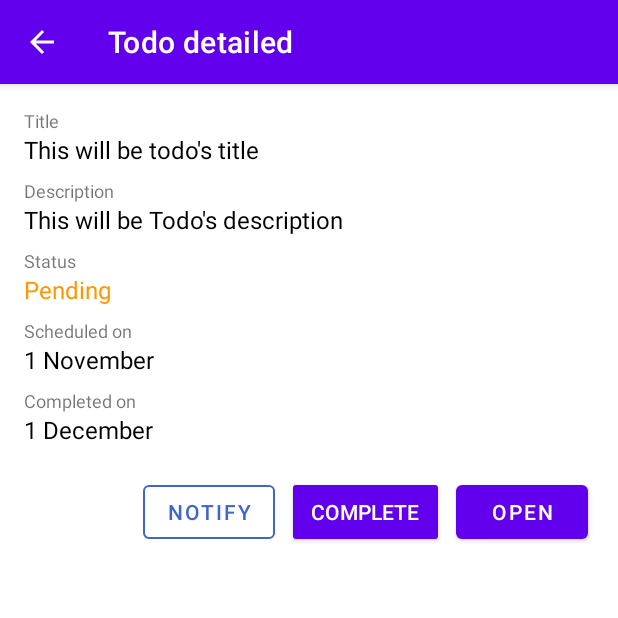
After one commit to fayaz07/Todo, an Android app: the TodoDetailedActivity screen opened directly, with no data from a screen before it, on a phone screen of 412 x 824 dp, the top half of it. The commit adds this screen. Run offline under Robolectric (Android 15) with nearby library versions, the phone set to English and light mode, and no system bars; our stand-ins replace data binding; 7 statements that could not run were skipped.

Commit message:
added basic todo list display and status update model

```diff
--- a/app/build.gradle
+++ b/app/build.gradle
@@ -9,7 +9,7 @@ android {
 
     defaultConfig {
         applicationId "me.fayaz07.todo"
-        minSdkVersion 22
+        minSdkVersion 23
         targetSdkVersion 30
         versionCode 1
         versionName "1.0"
--- a/app/src/main/AndroidManifest.xml
+++ b/app/src/main/AndroidManifest.xml
@@ -9,7 +9,8 @@
         android:roundIcon="@mipmap/ic_launcher_round"
         android:supportsRtl="true"
         android:theme="@style/Theme.Todo">
-        <activity android:name=".ui.add_todo.AddTodoActivity"></activity>
+        <activity android:name=".ui.todo_detailed.TodoDetailedActivity"></activity>
+        <activity android:name=".ui.add_todo.AddTodoActivity" />
         <activity android:name=".ui.home.HomeActivity" />
         <activity android:name=".SplashActivity">
             <intent-filter>
--- a/app/src/main/java/me/fayaz07/todo/ui/add_todo/AddTodoViewModel.kt
+++ b/app/src/main/java/me/fayaz07/todo/ui/add_todo/AddTodoViewModel.kt
@@ -3,7 +3,6 @@ package me.fayaz07.todo.ui.add_todo
 import android.app.DatePickerDialog
 import android.content.Context
 import androidx.lifecycle.ViewModel
-import me.fayaz07.todo.models.TodoTask
 import me.fayaz07.todo.repository.TodoRepository
 import java.text.SimpleDateFormat
 import java.util.*
@@ -24,7 +23,7 @@ class AddTodoViewModel : ViewModel() {
     fun addNewTodo(title: String, description: String) {
         val string = "$selectedDay-$selectedMonth-$selectedYear"
         val date: Date = SimpleDateFormat("dd-MM-yyyy").parse(string)
-        TodoRepository.addTodo(TodoTask(title = title, description = description, date))
+        TodoRepository.addTodo(title = title, description = description, dueOn = date)
     }
 
     fun showDatePicker(context: Context, listener: DatePickerDialog.OnDateSetListener) {
--- /dev/null
+++ b/app/src/main/java/me/fayaz07/todo/ui/todo_detailed/TodoDetailedActivity.kt
@@ -0,0 +1,58 @@
+package me.fayaz07.todo.ui.todo_detailed
+
+import androidx.appcompat.app.AppCompatActivity
+import android.os.Bundle
+import android.util.Log
+import androidx.core.content.ContextCompat
+import androidx.databinding.DataBindingUtil
+import androidx.lifecycle.ViewModelProvider
+import me.fayaz07.todo.R
+import me.fayaz07.todo.databinding.ActivityTodoDetailedBinding
+import me.fayaz07.todo.models.TodoTask
+import me.fayaz07.todo.models.TodoTaskStatus
+import me.fayaz07.todo.repository.TodoRepository
+
+class TodoDetailedActivity : AppCompatActivity() {
+
+    lateinit var todoTask: TodoTask
+    lateinit var binding: ActivityTodoDetailedBinding
+    lateinit var viewModel: TodoDetailedViewModel
+
+    override fun onCreate(savedInstanceState: Bundle?) {
+        super.onCreate(savedInstanceState)
+        binding = DataBindingUtil.setContentView(this, R.layout.activity_todo_detailed)
+
+        supportActionBar?.title = "Todo detailed"
+        supportActionBar?.setDisplayHomeAsUpEnabled(true)
+
+        val id: Int = intent.getIntExtra("todoId", 0)
+        todoTask = TodoRepository.getTodoById(id)
+        Log.d("todo-task", todoTask.title)
+
+        viewModel = ViewModelProvider(this).get(TodoDetailedViewModel::class.java)
+
+        // set values
+        binding.todoTitle.text = todoTask.title
+        binding.todoDescription.text = todoTask.description
+        binding.todoStatus.text = todoTask.status.name
+
+        when (todoTask.status) {
+            TodoTaskStatus.Pending -> binding.todoStatus.setTextColor(
+                ContextCompat.getColor(this, R.color.todo_pending)
+            )
+            TodoTaskStatus.Completed -> binding.todoStatus.setTextColor(
+                ContextCompat.getColor(this, R.color.todo_done)
+            )
+            TodoTaskStatus.Lagging -> binding.todoStatus.setTextColor(
+                ContextCompat.getColor(
+                    this, R.color.todo_due
+                )
+            )
+        }
+    }
+
+    override fun onSupportNavigateUp(): Boolean {
+        finish()
+        return true
+    }
+}
--- /dev/null
+++ b/app/src/main/java/me/fayaz07/todo/ui/todo_detailed/TodoDetailedViewModel.kt
@@ -0,0 +1,13 @@
+package me.fayaz07.todo.ui.todo_detailed
+
+import androidx.lifecycle.ViewModel
+import me.fayaz07.todo.models.TodoTask
+import me.fayaz07.todo.repository.TodoRepository
+
+class TodoDetailedViewModel : ViewModel() {
+
+    fun markToDoAsCompleted(todoTask: TodoTask) {
+//        TodoRepository.markItemAsDone(todoTask, true)
+    }
+
+}
--- /dev/null
+++ b/app/src/main/res/layout/activity_todo_detailed.xml
@@ -0,0 +1,136 @@
+<?xml version="1.0" encoding="utf-8"?>
+
+<layout xmlns:android="http://schemas.android.com/apk/res/android"
+    xmlns:app="http://schemas.android.com/apk/res-auto"
+    xmlns:tools="http://schemas.android.com/tools">
+
+    <androidx.constraintlayout.widget.ConstraintLayout
+        android:layout_width="match_parent"
+        android:layout_height="match_parent"
+        tools:context=".ui.todo_detailed.TodoDetailedActivity">
+
+        <ScrollView
+            android:layout_width="match_parent"
+            android:layout_height="match_parent"
+            tools:layout_editor_absoluteX="90dp"
+            tools:layout_editor_absoluteY="296dp">
+
+            <LinearLayout
+                android:layout_width="match_parent"
+                android:layout_height="wrap_content"
+                android:layout_margin="16dp"
+                android:orientation="vertical">
+
+                <TextView
+                    android:layout_width="match_parent"
+                    android:layout_height="wrap_content"
+                    android:text="Title"
+                    android:textSize="12dp" />
+
+                <TextView
+                    android:id="@+id/todoTitle"
+                    android:layout_width="match_parent"
+                    android:layout_height="wrap_content"
+                    android:text="This will be todo\'s title"
+                    android:textColor="@color/black"
+                    android:textSize="16dp" />
+
+                <TextView
+                    android:layout_width="match_parent"
+                    android:layout_height="wrap_content"
+                    android:paddingTop="8dp"
+                    android:text="Description"
+                    android:textSize="12dp" />
+
+                <TextView
+                    android:id="@+id/todoDescription"
+                    android:layout_width="match_parent"
+                    android:layout_height="wrap_content"
+                    android:text="This will be Todo\'s description"
+                    android:textColor="@color/black"
+                    android:textSize="16dp" />
+
+                <TextView
+                    android:layout_width="match_parent"
+                    android:layout_height="wrap_content"
+                    android:paddingTop="8dp"
+                    android:text="Status"
+                    android:textSize="12dp" />
+
+                <TextView
+                    android:id="@+id/todoStatus"
+                    android:layout_width="match_parent"
+                    android:layout_height="wrap_content"
+                    android:text="Pending"
+                    android:textColor="#FF9800"
+                    android:textSize="16dp" />
+
+                <TextView
+                    android:layout_width="match_parent"
+                    android:layout_height="wrap_content"
+                    android:paddingTop="8dp"
+                    android:text="Scheduled on"
+                    android:textSize="12dp" />
+
+                <TextView
+                    android:id="@+id/todoScheduledOn"
+                    android:layout_width="match_parent"
+                    android:layout_height="wrap_content"
+                    android:text="1 November"
+                    android:textColor="@color/black"
+                    android:textSize="16dp" />
+
+                <TextView
+                    android:layout_width="match_parent"
+                    android:layout_height="wrap_content"
+                    android:paddingTop="8dp"
+                    android:text="Completed on"
+                    android:textSize="12dp" />
+
+                <TextView
+                    android:id="@+id/todoCompletedOn"
+                    android:layout_width="match_parent"
+                    android:layout_height="wrap_content"
+                    android:text="1 December"
+                    android:textColor="@color/black"
+                    android:textSize="16dp" />
+
+                <LinearLayout
+                    android:layout_width="match_parent"
+                    android:layout_height="wrap_content"
+                    android:layout_marginTop="16dp"
+                    android:gravity="end"
+                    android:orientation="horizontal">
+
+                    <com.google.android.material.button.MaterialButton
+                        android:id="@+id/notifyTodo"
+                        style="@style/Widget.MaterialComponents.Button.OutlinedButton"
+                        android:layout_width="wrap_content"
+                        android:layout_height="wrap_content"
+                        android:layout_margin="4dp"
+                        android:text="notify"
+                        android:textColor="#3E66CC"
+                        app:strokeColor="#3E66CC" />
+
+                    <com.google.android.material.button.MaterialButton
+                        android:id="@+id/completeTodo"
+                        style="@style/Widget.AppCompat.Button"
+                        android:layout_width="wrap_content"
+                        android:layout_height="wrap_content"
+                        android:layout_margin="4dp"
+                        android:text="complete" />
+
+
+                    <com.google.android.material.button.MaterialButton
+                        android:id="@+id/openTodo"
+                        android:layout_width="wrap_content"
+                        android:layout_height="wrap_content"
+                        android:layout_margin="4dp"
+                        android:text="Open" />
+
+
+                </LinearLayout>
+            </LinearLayout>
+        </ScrollView>
+    </androidx.constraintlayout.widget.ConstraintLayout>
+</layout>
--- a/app/src/main/res/layout/todo_item.xml
+++ b/app/src/main/res/layout/todo_item.xml
@@ -9,13 +9,13 @@
     android:layout_marginVertical="4dp"
     android:elevation="8dp"
     app:cardBackgroundColor="@color/white"
-    app:cardCornerRadius="16dp">
+    app:cardCornerRadius="8dp">
 
     <LinearLayout
         android:layout_width="match_parent"
         android:layout_height="match_parent"
         android:layout_marginHorizontal="16dp"
-        android:layout_marginVertical="8dp"
+        android:layout_marginVertical="4dp"
         android:orientation="horizontal">
 
         <com.google.android.material.checkbox.MaterialCheckBox
--- a/app/src/main/res/values/colors.xml
+++ b/app/src/main/res/values/colors.xml
@@ -7,4 +7,15 @@
     <color name="teal_700">#FF018786</color>
     <color name="black">#FF000000</color>
     <color name="white">#FFFFFFFF</color>
+
+
+    <color name="orange">#FFA500</color>
+    <color name="red">#FF0000</color>
+    <color name="green">#008000</color>
+
+    <color name="todo_done">#81c784</color>
+    <color name="todo_due">#f44336</color>
+    <color name="todo_pending">#ffca28</color>
+
+
 </resources>
```
Also changed, not shown: app/src/main/java/me/fayaz07/todo/adapters/TodoItemAdapter.kt (+60 -18 lines), app/src/main/java/me/fayaz07/todo/models/TodoTask.kt (+46 -10 lines), app/src/main/java/me/fayaz07/todo/repository/TodoRepository.kt (+30 -8 lines), app/src/main/java/me/fayaz07/todo/ui/home/HomeActivity.kt (+11 -1 lines), app/src/main/java/me/fayaz07/todo/ui/home/HomeViewModel.kt (+15 -1 lines), build.gradle (line endings or trailing spaces), 1 other file.
